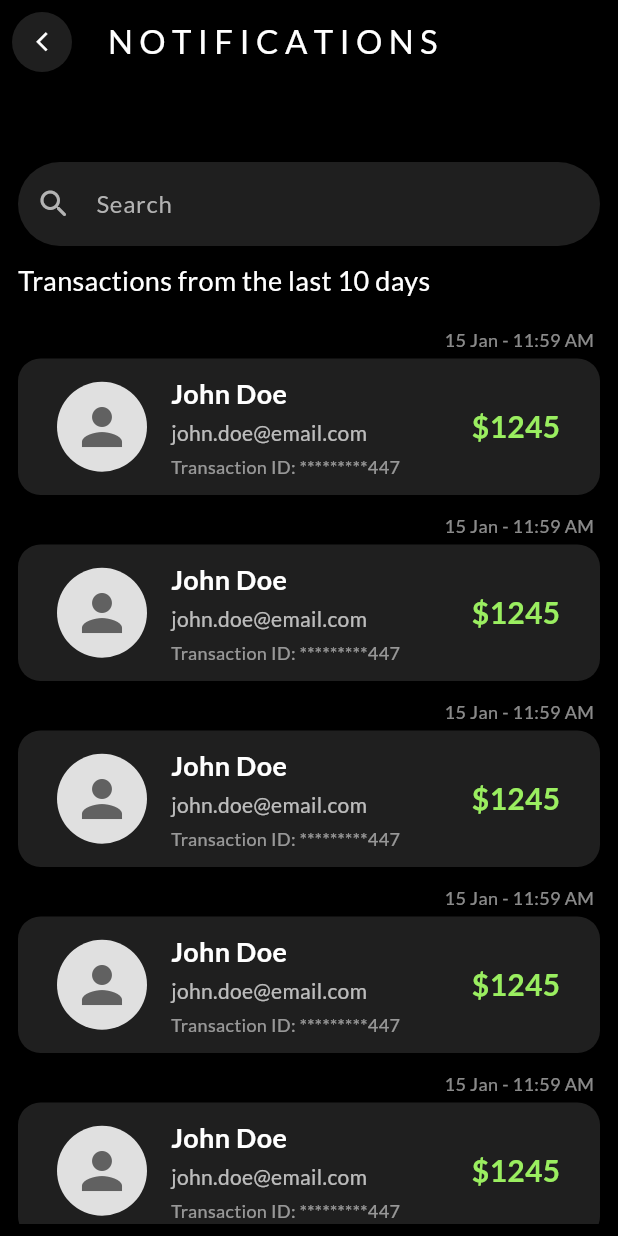
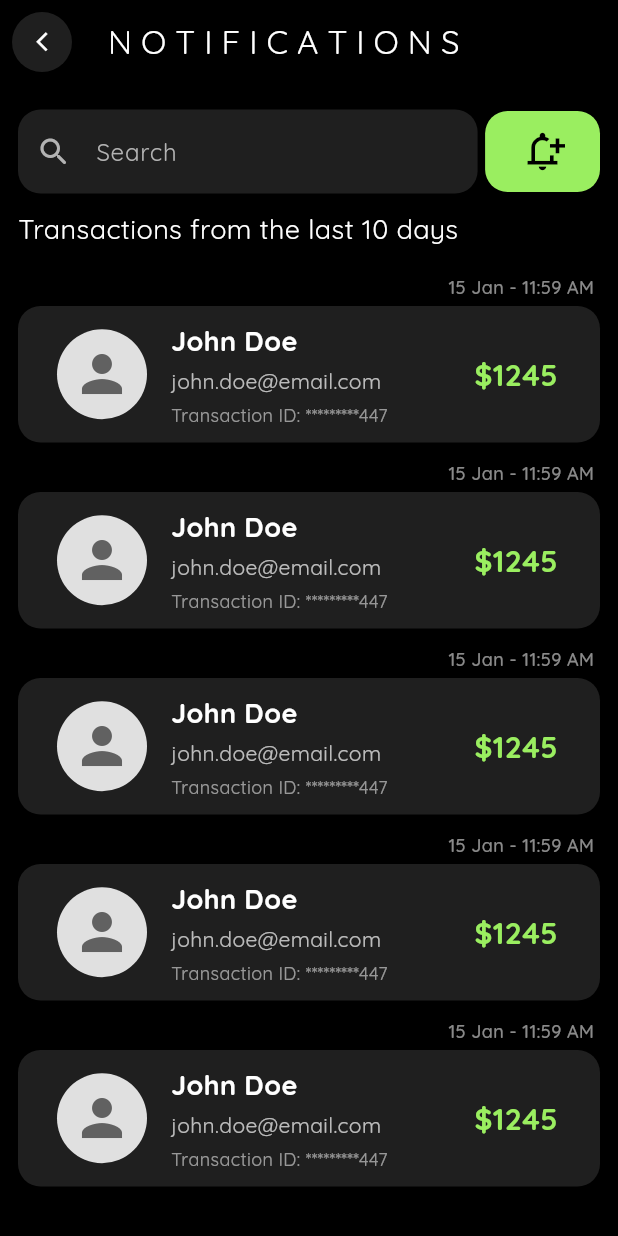
Before and after one commit to itsmeidris/reminder_of_tasks, a Flutter app: the screen it shows after launch, on a phone screen of 412 x 824 dp. Run offline on Flutter 3.47's test engine with Material 3 defaults, Android fonts, the light colour scheme and no system bars; our stand-ins replace device_preview, flutter_local_notifications, go_router, google_fonts.

Commit message:
Notifications UI triggerig done

```diff
--- a/lib/main.dart
+++ b/lib/main.dart
@@ -2,9 +2,15 @@ import 'package:device_preview/device_preview.dart';
 import 'package:flutter/foundation.dart';
 import 'package:flutter/material.dart';
 import 'package:google_fonts/google_fonts.dart';
-import 'package:notification_app/routes/router_generator.dart'; // Import Google Fonts
+import 'package:notification_app/routes/router_generator.dart';
+import 'package:notification_app/services/notifications_service.dart'; // Import Google Fonts
 
-void main() {
+void main() async {
+  WidgetsFlutterBinding.ensureInitialized();
+
+  //INIT NOTIFIATIONS
+  NotificationsService().initNotifications();
+
   runApp(DevicePreview(
     enabled: !kReleaseMode,
     builder: (context) => MainApp(),
@@ -19,7 +25,7 @@ class MainApp extends StatelessWidget {
     return MaterialApp.router(
       routerConfig: RouterGenerator.router,
       theme: ThemeData(
-        textTheme: GoogleFonts.latoTextTheme(), // Use Lato for all text
+        textTheme: GoogleFonts.quicksandTextTheme(), // Use Lato for all text
       ),
       debugShowCheckedModeBanner: false,
       useInheritedMediaQuery: true,
--- a/lib/routes/router_generator.dart
+++ b/lib/routes/router_generator.dart
@@ -1,20 +1,10 @@
 import 'package:go_router/go_router.dart';
 import 'package:notification_app/views/screens/notifications_screen.dart';
-import 'package:notification_app/views/screens/splash_screen.dart';
 
 class RouterGenerator {
-  static final router = GoRouter(
-    initialLocation: '/',
-  routes: [
+  static final router = GoRouter(initialLocation: '/', routes: [
     GoRoute(
       path: '/',
-      name: 'intro',
-      builder: (context, state) {
-        return SplashScreen();
-      },
-    ),
-    GoRoute(
-      path: '/notifications-screen',
       name: 'notifications',
       builder: (context, state) {
         return NotificationsScreen();
--- /dev/null
+++ b/lib/services/notifications_service.dart
@@ -0,0 +1,48 @@
+import 'package:flutter_local_notifications/flutter_local_notifications.dart';
+
+class NotificationsService {
+  final notificationsPlugin = FlutterLocalNotificationsPlugin();
+
+  bool _isInitialized = false;
+  bool get isInitialized => _isInitialized;
+  set setInitialzed(bool value) {
+    _isInitialized = value;
+  }
+
+  //INITIALIZE
+  Future<void> initNotifications() async {
+    if (_isInitialized) return; //prevent re-init
+
+    //ANDROID INIT SETTINGS
+    const initSettingsAndroid =
+        AndroidInitializationSettings('@mipmap/ic_launcher');
+
+    //IOS INIT SETTINGS
+    const initSettingsIOS = DarwinInitializationSettings(
+        requestAlertPermission: true,
+        requestBadgePermission: true,
+        requestSoundPermission: true);
+
+    //INIT SETTINGS
+    const initSettings = InitializationSettings(
+        android: initSettingsAndroid, iOS: initSettingsIOS);
+
+    //INIT THE PLUGIN
+    await notificationsPlugin.initialize(initSettings);
+  }
+
+  //NOTIFICATION DETAILS SETUP
+  NotificationDetails notificationDetails() {
+    return const NotificationDetails(
+        android: AndroidNotificationDetails(
+            'transactions_channel_id', 'Transaction notifications',
+            channelDescription: 'Transaction notifications Channel'),
+        iOS: DarwinNotificationDetails());
+  }
+
+  //SHOW NOTIFICATIONS
+  Future<void> showNotification(
+      {int id = 0, String? title, String? body}) async {
+    return notificationsPlugin.show(id, title, body, notificationDetails());
+  }
+}
--- a/lib/views/screens/notifications_screen.dart
+++ b/lib/views/screens/notifications_screen.dart
@@ -1,4 +1,9 @@
 import 'package:flutter/material.dart';
+import 'package:notification_app/core/app_colors.dart';
+import 'package:notification_app/services/notifications_service.dart';
+import 'package:notification_app/views/widgets/custom_app_bar.dart';
+import 'package:notification_app/views/widgets/custom_notification.dart';
+import 'package:notification_app/views/widgets/custom_search_bar.dart';
 
 class NotificationsScreen extends StatefulWidget {
   const NotificationsScreen({super.key});
@@ -9,9 +14,63 @@ class NotificationsScreen extends StatefulWidget {
 
 class _NotificationsScreenState extends State<NotificationsScreen> {
   @override
+  void initState() {
+    super.initState();
+    Future.delayed(Duration(seconds: 5), triggerNotification);
+  }
+
+  void triggerNotification() {
+    // Add your notification logic here
+    NotificationsService().showNotification(
+        title: 'Hello after 5 seconds',
+        body:
+            'This is notfication is scheduled to be triggered after 5 seconds.');
+  }
+
+  void scheduleNotification() {
+    Future.delayed(Duration(seconds: 5), triggerNotification);
+  }
+
+  @override
   Widget build(BuildContext context) {
     return Scaffold(
-      backgroundColor: Colors.blueAccent,
+      backgroundColor: AppColors.myBlack,
+      appBar: CustomAppBar(),
+      body: Padding(
+        padding: const EdgeInsets.symmetric(vertical: 8, horizontal: 12),
+        child: Column(
+          spacing: 10,
+          crossAxisAlignment: CrossAxisAlignment.start,
+          children: [
+            CustomActionsBar(
+              onSearchTap: () {},
+              onAddTaskTap: () {
+                scheduleNotification(); // Schedule the notification here
+              },
+            ),
+            SizedBox(
+              child: Text(
+                'Transactions from the last 10 days',
+                style: TextStyle(
+                  color: AppColors.myWhite,
+                  fontSize: 18,
+                ),
+              ),
+            ),
+            Expanded(
+              child: ListView.builder(
+                itemCount: 5,
+                itemBuilder: (context, index) {
+                  return Padding(
+                    padding: const EdgeInsets.symmetric(vertical: 4),
+                    child: CustomNotification(),
+                  );
+                },
+              ),
+            )
+          ],
+        ),
+      ),
     );
   }
 }
--- a/lib/views/screens/splash_screen.dart
+++ /dev/null
@@ -1,53 +0,0 @@
-import 'package:flutter/material.dart';
-import 'package:go_router/go_router.dart';
-import 'package:notification_app/core/app_colors.dart';
-import 'package:notification_app/views/widgets/custom_app_bar.dart';
-import 'package:notification_app/views/widgets/custom_notification.dart';
-import 'package:notification_app/views/widgets/custom_search_bar.dart';
-
-class SplashScreen extends StatefulWidget {
-  const SplashScreen({super.key});
-
-  @override
-  State<SplashScreen> createState() => _SplashScreenState();
-}
-
-class _SplashScreenState extends State<SplashScreen> {
-  @override
-  Widget build(BuildContext context) {
-    return Scaffold(
-      backgroundColor: AppColors.myBlack,
-      appBar: CustomAppBar(),
-      body: Padding(
-        padding: const EdgeInsets.symmetric(vertical: 8, horizontal: 12),
-        child: Column(
-          spacing: 10,
-          crossAxisAlignment: CrossAxisAlignment.start,
-          children: [
-            CustomSearchBar(),
-            SizedBox(
-              child: Text(
-                'Transactions from the last 10 days',
-                style: TextStyle(
-                  color: AppColors.myWhite,
-                  fontSize: 18,
-                ),
-              ),
-            ),
-            Expanded(
-              child: ListView.builder(
-                itemCount: 5,
-                itemBuilder: (context, index) {
-                  return Padding(
-                    padding: const EdgeInsets.symmetric(vertical: 4),
-                    child: CustomNotification(),
-                  );
-                },
-              ),
-            )
-          ],
-        ),
-      ),
-    );
-  }
-}
--- a/lib/views/widgets/custom_app_bar.dart
+++ b/lib/views/widgets/custom_app_bar.dart
@@ -31,5 +31,5 @@ class CustomAppBar extends StatelessWidget implements PreferredSizeWidget {
   }
 
   @override
-  Size get preferredSize => Size.fromHeight(100);
+  Size get preferredSize => Size.fromHeight(65);
 }
--- a/lib/views/widgets/custom_search_bar.dart
+++ b/lib/views/widgets/custom_search_bar.dart
@@ -1,17 +1,20 @@
 import 'package:flutter/material.dart';
 import 'package:notification_app/core/app_colors.dart';
 
-class CustomSearchBar extends StatefulWidget {
-  const CustomSearchBar({super.key});
+class CustomActionsBar extends StatelessWidget {
+  final VoidCallback onSearchTap;
+  final VoidCallback onAddTaskTap;
+  const CustomActionsBar(
+      {super.key, required this.onSearchTap, required this.onAddTaskTap});
 
   @override
-  State<CustomSearchBar> createState() => _CustomSearchBarState();
-}
-
-class _CustomSearchBarState extends State<CustomSearchBar> {
-  @override
   Widget build(BuildContext context) {
-    return TextField(
+    return Row(
+      spacing: 5,
+      children: [
+        Expanded(
+          flex: 4,
+          child: TextField(
             style: TextStyle(
                 color: AppColors.myWhite), // Set entered text color to white
 
@@ -23,23 +26,42 @@ class _CustomSearchBarState extends State<CustomSearchBar> {
                 color: AppColors.myWhite2,
               ),
               hintText: 'Search',
-        hintStyle:
-            TextStyle(color: AppColors.myWhite2, fontWeight: FontWeight.w400),
+              hintStyle: TextStyle(
+                  color: AppColors.myWhite2, fontWeight: FontWeight.w400),
               contentPadding:
                   const EdgeInsets.symmetric(vertical: 16.0, horizontal: 20.0),
               border: OutlineInputBorder(
-          borderRadius: BorderRadius.circular(30.0),
+                borderRadius: BorderRadius.circular(15.0),
                 borderSide: BorderSide.none,
               ),
               enabledBorder: OutlineInputBorder(
-          borderRadius: BorderRadius.circular(30.0),
+                borderRadius: BorderRadius.circular(15.0),
                 borderSide: BorderSide(width: 0, color: Colors.transparent),
               ),
               focusedBorder: OutlineInputBorder(
-          borderRadius: BorderRadius.circular(30.0),
+                borderRadius: BorderRadius.circular(15.0),
                 borderSide: BorderSide(width: 1, color: AppColors.myGreen),
               ),
             ),
+          ),
+        ),
+        Expanded(
+            child: ElevatedButton(
+          onPressed: onAddTaskTap,
+          style: ElevatedButton.styleFrom(
+              backgroundColor: AppColors.myGreen,
+              elevation: 1,
+              shape: RoundedRectangleBorder(
+                  borderRadius: BorderRadius.circular(15)),
+              padding: const EdgeInsets.symmetric(vertical: 12, horizontal: 0)),
+          child: Icon(
+            Icons.notification_add_outlined,
+            size: 30,
+            color: AppColors.myBlack,
+            weight: 2,
+          ),
+        )),
+      ],
     );
   }
 }
--- a/pubspec.yaml
+++ b/pubspec.yaml
@@ -11,6 +11,7 @@ dependencies:
     sdk: flutter
   google_fonts: ^6.2.1
   go_router: ^14.1.4
+  provider: ^6.1.5
   flutter_local_notifications: ^17.1.2
   device_preview: ^1.2.0
 
```
Also changed, not shown: lib/models/notification_model.dart (+21 -0 lines), pubspec.lock, 5 other files. Lines whose indentation alone changed are shown as unchanged.
